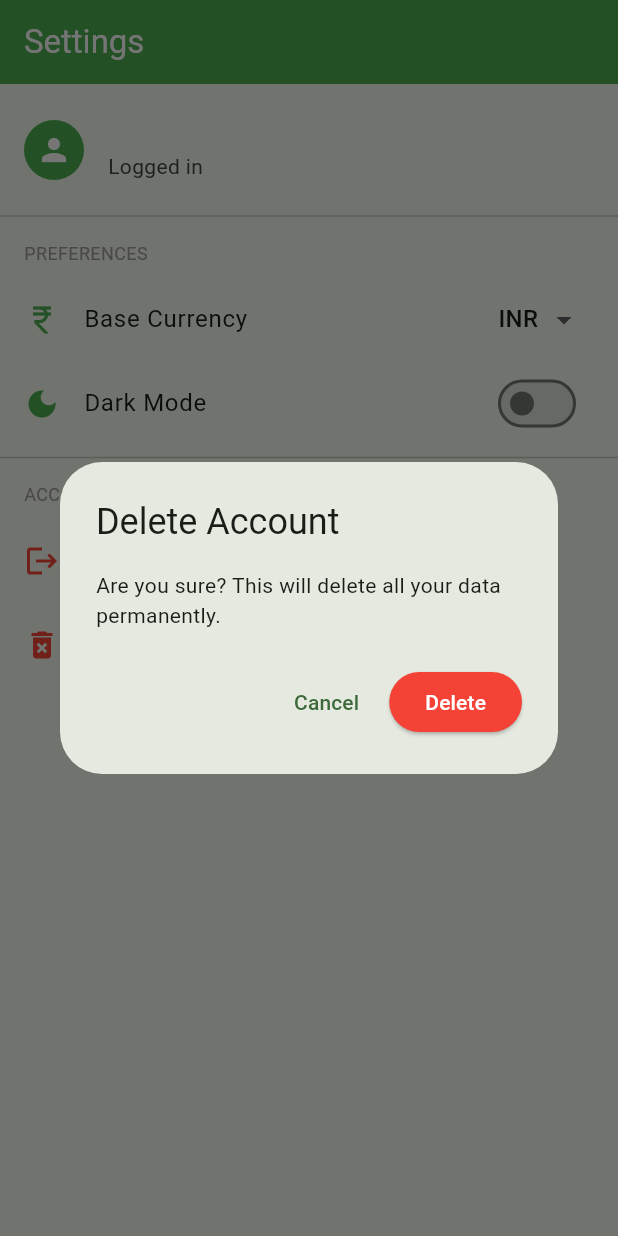
After one commit to logeethraj/finmap, a Flutter app: the SettingsScreen screen opened directly, after a tap on "Delete Account", on a phone screen of 412 x 824 dp. The commit adds this screen. Run offline on Flutter 3.47's test engine with Material 3 defaults, Android fonts, the phone set to English and light mode, and no system bars; our stand-ins replace shared_preferences, supabase_flutter; accounts and stored records are empty.

Commit message:
Add settings screen with currency and theme options

```diff
--- a/lib/screens/dashboard_screen.dart
+++ b/lib/screens/dashboard_screen.dart
@@ -3,6 +3,7 @@ import 'package:supabase_flutter/supabase_flutter.dart';
 import 'assets_screen.dart';
 import 'transactions_screen.dart';
 import 'goals_screen.dart';
+import 'settings_screen.dart';
 
 class DashboardScreen extends StatefulWidget {
   const DashboardScreen({super.key});
@@ -33,9 +34,10 @@ class _DashboardScreenState extends State<DashboardScreen> {
   Widget build(BuildContext context) {
     final screens = [
       _homeTab(),
-      const AssetsScreen(),
-      const TransactionsScreen(),
+      AssetsScreen(),
+      TransactionsScreen(),
       GoalsScreen(),
+      SettingsScreen(),
     ];
 
     return Scaffold(
@@ -48,11 +50,13 @@ class _DashboardScreenState extends State<DashboardScreen> {
         },
         selectedItemColor: Colors.green,
         unselectedItemColor: Colors.grey,
+        type: BottomNavigationBarType.fixed,
         items: const [
           BottomNavigationBarItem(icon: Icon(Icons.dashboard), label: 'Dashboard'),
           BottomNavigationBarItem(icon: Icon(Icons.account_balance_wallet), label: 'Assets'),
           BottomNavigationBarItem(icon: Icon(Icons.swap_vert), label: 'Transactions'),
           BottomNavigationBarItem(icon: Icon(Icons.flag), label: 'Goals'),
+          BottomNavigationBarItem(icon: Icon(Icons.settings), label: 'Settings'),
         ],
       ),
     );
@@ -67,12 +71,6 @@ class _DashboardScreenState extends State<DashboardScreen> {
         title: const Text('Finmap'),
         backgroundColor: Colors.green,
         foregroundColor: Colors.white,
-        actions: [
-          IconButton(
-            icon: const Icon(Icons.logout),
-            onPressed: () async => await _supabase.auth.signOut(),
-          ),
-        ],
       ),
       body: Padding(
         padding: const EdgeInsets.all(24.0),
--- /dev/null
+++ b/lib/screens/settings_screen.dart
@@ -0,0 +1,130 @@
+import 'package:flutter/material.dart';
+import 'package:supabase_flutter/supabase_flutter.dart';
+import 'package:shared_preferences/shared_preferences.dart';
+
+class SettingsScreen extends StatefulWidget {
+  const SettingsScreen({super.key});
+
+  @override
+  State<SettingsScreen> createState() => _SettingsScreenState();
+}
+
+class _SettingsScreenState extends State<SettingsScreen> {
+  final _supabase = Supabase.instance.client;
+  String _selectedCurrency = 'INR';
+  bool _darkMode = false;
+
+  final List<String> _currencies = ['INR', 'USD', 'EUR', 'GBP', 'AED', 'SGD'];
+
+  @override
+  void initState() {
+    super.initState();
+    _loadSettings();
+  }
+
+  Future<void> _loadSettings() async {
+    final prefs = await SharedPreferences.getInstance();
+    setState(() {
+      _selectedCurrency = prefs.getString('currency') ?? 'INR';
+      _darkMode = prefs.getBool('darkMode') ?? false;
+    });
+  }
+
+  Future<void> _saveCurrency(String currency) async {
+    final prefs = await SharedPreferences.getInstance();
+    await prefs.setString('currency', currency);
+    setState(() => _selectedCurrency = currency);
+  }
+
+  Future<void> _saveTheme(bool value) async {
+    final prefs = await SharedPreferences.getInstance();
+    await prefs.setBool('darkMode', value);
+    setState(() => _darkMode = value);
+  }
+
+  @override
+  Widget build(BuildContext context) {
+    final user = _supabase.auth.currentUser;
+
+    return Scaffold(
+      appBar: AppBar(
+        title: const Text('Settings'),
+        backgroundColor: Colors.green,
+        foregroundColor: Colors.white,
+      ),
+      body: ListView(
+        children: [
+          const SizedBox(height: 8),
+          ListTile(
+            leading: const CircleAvatar(
+              backgroundColor: Colors.green,
+              child: Icon(Icons.person, color: Colors.white),
+            ),
+            title: Text(user?.email ?? 'User'),
+            subtitle: const Text('Logged in'),
+          ),
+          const Divider(),
+          const Padding(
+            padding: EdgeInsets.symmetric(horizontal: 16, vertical: 8),
+            child: Text('PREFERENCES', style: TextStyle(color: Colors.grey, fontSize: 12)),
+          ),
+          ListTile(
+            leading: const Icon(Icons.currency_rupee, color: Colors.green),
+            title: const Text('Base Currency'),
+            trailing: DropdownButton<String>(
+              value: _selectedCurrency,
+              underline: const SizedBox(),
+              items: _currencies
+                  .map((c) => DropdownMenuItem(value: c, child: Text(c)))
+                  .toList(),
+              onChanged: (v) => _saveCurrency(v!),
+            ),
+          ),
+          ListTile(
+            leading: const Icon(Icons.dark_mode, color: Colors.green),
+            title: const Text('Dark Mode'),
+            trailing: Switch(
+              value: _darkMode,
+              activeColor: Colors.green,
+              onChanged: _saveTheme,
+            ),
+          ),
+          const Divider(),
+          const Padding(
+            padding: EdgeInsets.symmetric(horizontal: 16, vertical: 8),
+            child: Text('ACCOUNT', style: TextStyle(color: Colors.grey, fontSize: 12)),
+          ),
+          ListTile(
+            leading: const Icon(Icons.logout, color: Colors.red),
+            title: const Text('Logout', style: TextStyle(color: Colors.red)),
+            onTap: () async => await _supabase.auth.signOut(),
+          ),
+          ListTile(
+            leading: const Icon(Icons.delete_forever, color: Colors.red),
+            title: const Text('Delete Account', style: TextStyle(color: Colors.red)),
+            onTap: () {
+              showDialog(
+                context: context,
+                builder: (context) => AlertDialog(
+                  title: const Text('Delete Account'),
+                  content: const Text('Are you sure? This will delete all your data permanently.'),
+                  actions: [
+                    TextButton(onPressed: () => Navigator.pop(context), child: const Text('Cancel')),
+                    ElevatedButton(
+                      onPressed: () async {
+                        await _supabase.auth.signOut();
+                        if (mounted) Navigator.pop(context);
+                      },
+                      style: ElevatedButton.styleFrom(backgroundColor: Colors.red),
+                      child: const Text('Delete', style: TextStyle(color: Colors.white)),
+                    ),
+                  ],
+                ),
+              );
+            },
+          ),
+        ],
+      ),
+    );
+  }
+}
```
